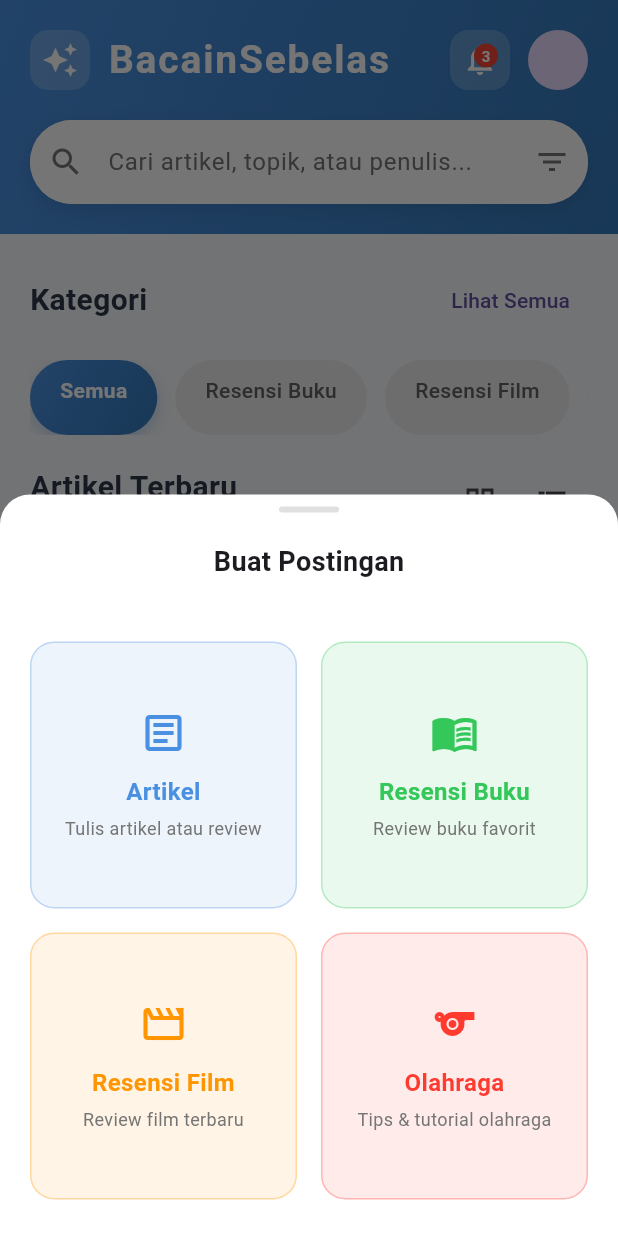
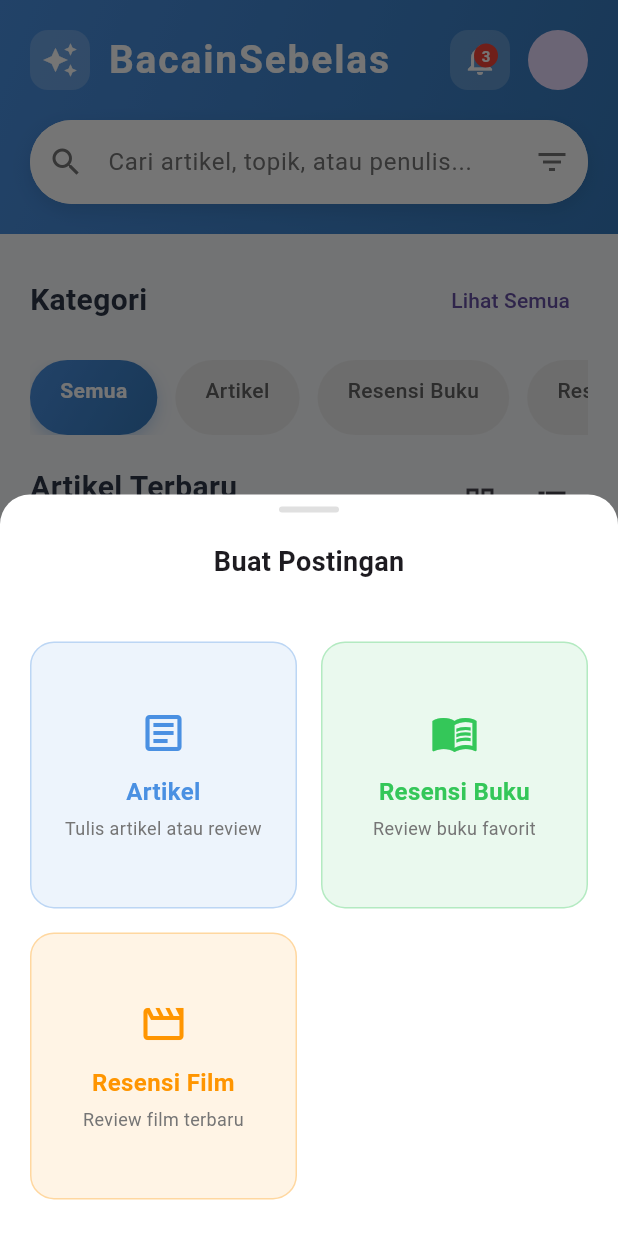
Before and after one commit to carinzuleyka/literasi_akhlak, a Flutter app: the HomeScreen screen opened by its route, item 3 of the bottom bar chosen, on a phone screen of 412 x 824 dp. Run offline on Flutter 3.47's test engine with Material 3 defaults, Android fonts, the light colour scheme and no system bars; network calls fail.

Commit message:
perbaikan home

```diff
--- a/lib/screens/auth_screen.dart
+++ b/lib/screens/auth_screen.dart
@@ -163,7 +163,7 @@ class _AuthScreenState extends State<AuthScreen>
                   ),
                   const SizedBox(width: 8),
                   const Text(
-                    'SOCIAL MATE',
+                    'BacainSebelas',
                     style: TextStyle(
                       fontSize: 20,
                       fontWeight: FontWeight.bold,
--- a/lib/screens/home_screens.dart
+++ b/lib/screens/home_screens.dart
@@ -36,10 +36,9 @@ class _HomeScreenState extends State<HomeScreen> with TickerProviderStateMixin {
   int _selectedIndex = 0;
   final List<String> categories = [
     'Semua',
+    'Artikel',
     'Resensi Buku',
     'Resensi Film',
-    'Olahraga',
-    'Teknologi'
   ];
 
   final Map<String, List<Map<String, dynamic>>> categoryData = {
@@ -370,12 +369,6 @@ class _HomeScreenState extends State<HomeScreen> with TickerProviderStateMixin {
                     subtitle: 'Review film terbaru',
                     color: const Color(0xFFFF9500),
                   ),
-                  _buildCreatePostOption(
-                    icon: Icons.sports_outlined,
-                    title: 'Olahraga',
-                    subtitle: 'Tips & tutorial olahraga',
-                    color: const Color(0xFFFF3B30),
-                  ),
                 ],
               ),
             ),
@@ -645,7 +638,7 @@ class _HomeScreenState extends State<HomeScreen> with TickerProviderStateMixin {
                             Text(
                               selectedCategoryIndex == 0
                                   ? 'Artikel Terbaru'
-                                  : 'Artikel ${categories[selectedCategoryIndex]}',
+                                  : '${categories[selectedCategoryIndex]}',
                               style: const TextStyle(
                                 fontSize: 20,
                                 fontWeight: FontWeight.bold,
--- a/lib/screens/notification_screen.dart
+++ b/lib/screens/notification_screen.dart
@@ -8,8 +8,8 @@ class NotificationScreen extends StatelessWidget {
     // Data dummy untuk notifikasi
     final List<Map<String, String>> notifications = [
       {'title': 'Komentar Baru', 'message': 'Carin mengomentari artikel Anda!', 'time': '1 jam lalu'},
-      {'title': 'Like Baru', 'message': 'Johan menyukai artikel Anda!', 'time': '2 jam lalu'},
-      {'title': 'Postingan Baru', 'message': 'Sarah mengunggah video baru', 'time': '1 hari lalu'},
+      {'title': 'Like Baru', 'message': 'Dwi menyukai artikel Anda!', 'time': '2 jam lalu'},
+      {'title': 'Postingan Baru', 'message': 'Carin mengunggah video baru', 'time': '1 hari lalu'},
     ];
 
     return Scaffold(
--- a/lib/widgets/onboarding_page.dart
+++ b/lib/widgets/onboarding_page.dart
@@ -36,7 +36,7 @@ class OnboardingPageWidget extends StatelessWidget {
                     ),
                     const SizedBox(width: 8),
                     const Text(
-                      'SOCIAL MATE',
+                      'BacainSebelas',
                       style: TextStyle(
                         fontSize: 20,
                         fontWeight: FontWeight.bold,
```
Also changed, not shown: lib/screens/profile_screen.dart (+7 -7 lines), pubspec.lock.
